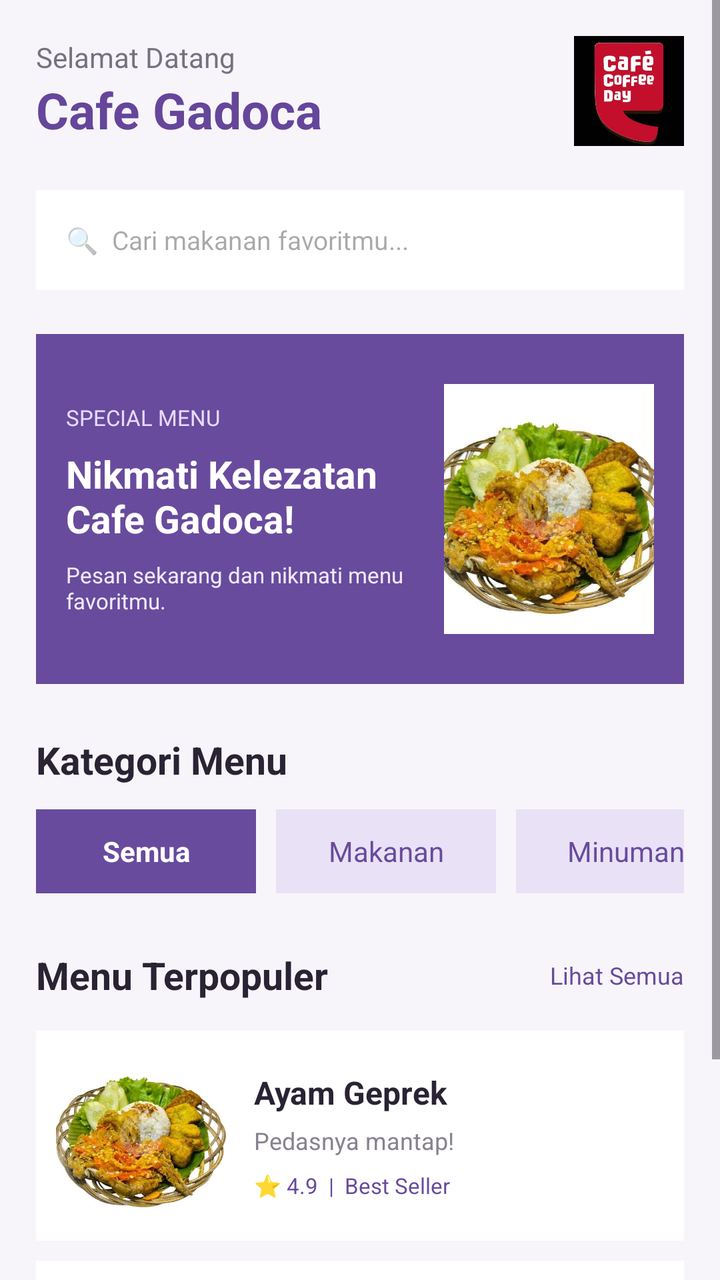
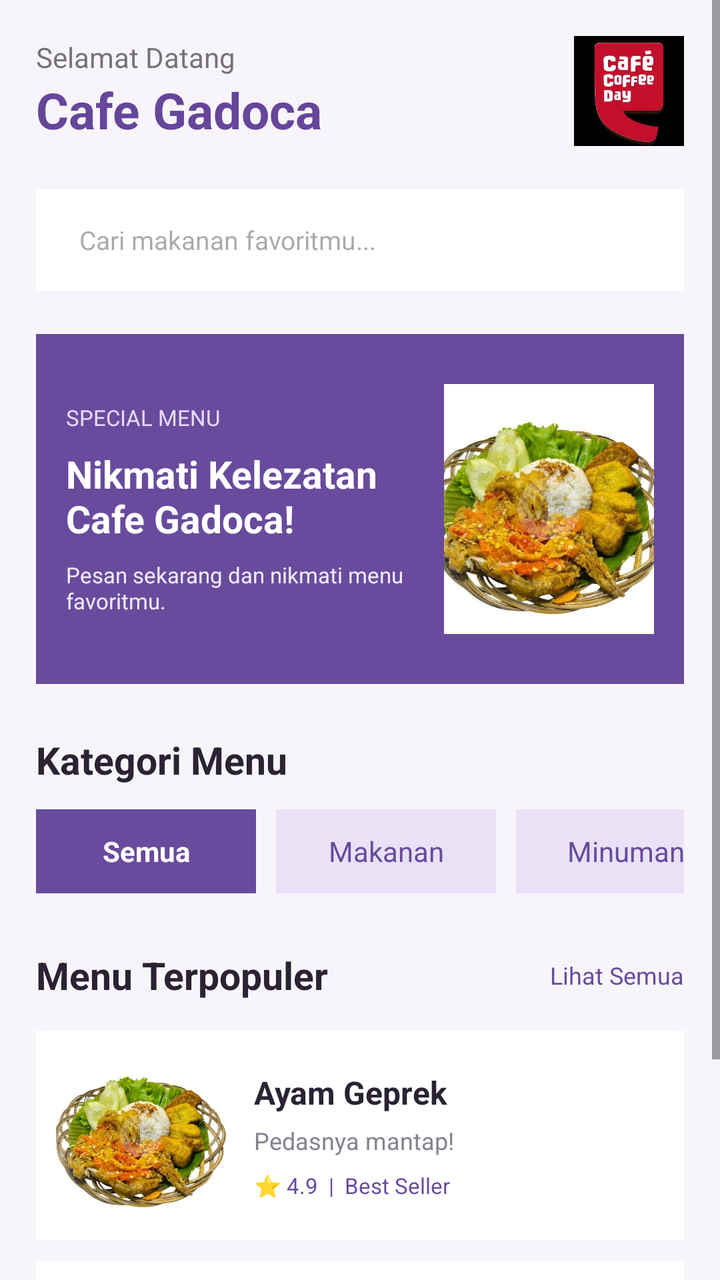

An Android layout rendered at two revisions. The XML below is the earlier revision; the diff shows what the commit changed to produce the second picture.
<!-- AndroidManifest.xml: application theme Theme.MRMOREO -->
<!-- res/layout/fragment_home.xml -->
<?xml version="1.0" encoding="utf-8"?>
<ScrollView xmlns:android="http://schemas.android.com/apk/res/android"
    android:layout_width="match_parent"
    android:layout_height="match_parent"
    android:background="#F7F5FA"
    android:fillViewport="true">

    <LinearLayout
        android:layout_width="match_parent"
        android:layout_height="wrap_content"
        android:orientation="vertical"
        android:padding="18dp">

        
        <LinearLayout
            android:layout_width="match_parent"
            android:layout_height="wrap_content"
            android:gravity="center_vertical">

            <LinearLayout
                android:layout_width="0dp"
                android:layout_height="wrap_content"
                android:layout_weight="1"
                android:orientation="vertical">

                <TextView
                    android:layout_width="wrap_content"
                    android:layout_height="wrap_content"
                    android:text="Selamat Datang"
                    android:textColor="#77717F"
                    android:textSize="14sp"/>

                <TextView
                    android:layout_width="wrap_content"
                    android:layout_height="wrap_content"
                    android:text="Cafe Gadoca"
                    android:textColor="#65469B"
                    android:textSize="25sp"
                    android:textStyle="bold"/>

            </LinearLayout>

            <ImageView
                android:layout_width="55dp"
                android:layout_height="55dp"
                android:src="@drawable/logoo"
                android:scaleType="fitCenter"/>

        </LinearLayout>

        
        <EditText
            android:id="@+id/etSearchMenu"
            android:layout_width="match_parent"
            android:layout_height="50dp"
            android:layout_marginTop="22dp"
            android:background="#FFFFFF"
            android:hint="🔍  Cari makanan favoritmu..."
            android:paddingHorizontal="15dp"
            android:textSize="13sp"
            android:singleLine="true"/>

        
        <LinearLayout
            android:layout_width="match_parent"
            android:layout_height="175dp"
            android:layout_marginTop="22dp"
            android:background="#684B9D"
            android:gravity="center_vertical"
            android:orientation="horizontal"
            android:padding="15dp">

            <LinearLayout
                android:layout_width="0dp"
                android:layout_height="wrap_content"
                android:layout_weight="1"
                android:orientation="vertical">

                <TextView
                    android:layout_width="wrap_content"
                    android:layout_height="wrap_content"
                    android:text="SPECIAL MENU"
                    android:textColor="#E6D9FF"
                    android:textSize="11sp"/>

                <TextView
                    android:layout_width="wrap_content"
                    android:layout_height="wrap_content"
                    android:layout_marginTop="8dp"
                    android:text="Nikmati Kelezatan Cafe Gadoca!"
                    android:textColor="#FFFFFF"
                    android:textSize="19sp"
                    android:textStyle="bold"/>

                <TextView
                    android:layout_width="wrap_content"
                    android:layout_height="wrap_content"
                    android:layout_marginTop="8dp"
                    android:text="Pesan sekarang dan nikmati menu favoritmu."
                    android:textColor="#F1EAFE"
                    android:textSize="11sp"/>

            </LinearLayout>

            <ImageView
                android:layout_width="105dp"
                android:layout_height="125dp"
                android:src="@drawable/menugadoca1"
                android:scaleType="centerCrop"/>

        </LinearLayout>

        
        <TextView
            android:layout_width="wrap_content"
            android:layout_height="wrap_content"
            android:layout_marginTop="25dp"
            android:text="Kategori Menu"
            android:textColor="#292333"
            android:textSize="19sp"
            android:textStyle="bold"/>

        <HorizontalScrollView
            android:layout_width="match_parent"
            android:layout_height="55dp"
            android:layout_marginTop="12dp"
            android:scrollbars="none">

            <LinearLayout
                android:layout_width="wrap_content"
                android:layout_height="match_parent"
                android:orientation="horizontal">

                <TextView
                    android:layout_width="110dp"
                    android:layout_height="42dp"
                    android:background="#684B9D"
                    android:gravity="center"
                    android:text="Semua"
                    android:textColor="#FFFFFF"
                    android:textStyle="bold"/>

                <TextView
                    android:layout_width="110dp"
                    android:layout_height="42dp"
                    android:layout_marginStart="10dp"
                    android:background="#E9E1F5"
                    android:gravity="center"
                    android:text="Makanan"
                    android:textColor="#684B9D"/>

                <TextView
                    android:layout_width="110dp"
                    android:layout_height="42dp"
                    android:layout_marginStart="10dp"
                    android:background="#E9E1F5"
                    android:gravity="center"
                    android:text="Minuman"
                    android:textColor="#684B9D"/>

                <TextView
                    android:layout_width="110dp"
                    android:layout_height="42dp"
                    android:layout_marginStart="10dp"
                    android:background="#E9E1F5"
                    android:gravity="center"
                    android:text="Cemilan"
                    android:textColor="#684B9D"/>

            </LinearLayout>
        </HorizontalScrollView>

        
        <LinearLayout
            android:layout_width="match_parent"
            android:layout_height="wrap_content"
            android:layout_marginTop="15dp"
            android:gravity="center_vertical">

            <TextView
                android:layout_width="0dp"
                android:layout_height="wrap_content"
                android:layout_weight="1"
                android:text="Menu Terpopuler"
                android:textColor="#292333"
                android:textSize="19sp"
                android:textStyle="bold"/>

            <TextView
                android:layout_width="wrap_content"
                android:layout_height="wrap_content"
                android:text="Lihat Semua"
                android:textColor="#684B9D"
                android:textSize="12sp"/>

        </LinearLayout>

        
        <LinearLayout
            android:layout_width="match_parent"
            android:layout_height="105dp"
            android:layout_marginTop="15dp"
            android:background="#FFFFFF"
            android:gravity="center_vertical"
            android:padding="10dp">

            <ImageView
                android:layout_width="85dp"
                android:layout_height="85dp"
                android:src="@drawable/menugadoca1"
                android:scaleType="centerCrop"/>

            <LinearLayout
                android:layout_width="0dp"
                android:layout_height="wrap_content"
                android:layout_marginStart="14dp"
                android:layout_weight="1"
                android:orientation="vertical">

                <TextView
                    android:layout_width="wrap_content"
                    android:layout_height="wrap_content"
                    android:text="Ayam Geprek"
                    android:textColor="#292333"
                    android:textSize="16sp"
                    android:textStyle="bold"/>

                <TextView
                    android:layout_width="wrap_content"
                    android:layout_height="wrap_content"
                    android:layout_marginTop="5dp"
                    android:text="Pedasnya mantap!"
                    android:textColor="#88818F"
                    android:textSize="12sp"/>

                <TextView
                    android:layout_width="wrap_content"
                    android:layout_height="wrap_content"
                    android:layout_marginTop="7dp"
                    android:text="⭐ 4.9  |  Best Seller"
                    android:textColor="#684B9D"
                    android:textSize="11sp"/>

            </LinearLayout>

        </LinearLayout>

        
        <LinearLayout
            android:layout_width="match_parent"
            android:layout_height="105dp"
            android:layout_marginTop="10dp"
            android:background="#FFFFFF"
            android:gravity="center_vertical"
            android:padding="10dp">

            <ImageView
                android:layout_width="85dp"
                android:layout_height="85dp"
                android:src="@drawable/menugadoca2"
                android:scaleType="centerCrop"/>

            <LinearLayout
                android:layout_width="0dp"
                android:layout_height="wrap_content"
                android:layout_marginStart="14dp"
                android:layout_weight="1"
                android:orientation="vertical">

                <TextView
                    android:layout_width="wrap_content"
                    android:layout_height="wrap_content"
                    android:text="Ayam Rica Rica"
                    android:textColor="#292333"
                    android:textSize="16sp"
                    android:textStyle="bold"/>

                <TextView
                    android:layout_width="wrap_content"
                    android:layout_height="wrap_content"
                    android:layout_marginTop="5dp"
                    android:text="Favorit banget!"
                    android:textColor="#88818F"
                    android:textSize="12sp"/>

                <TextView
                    android:layout_width="wrap_content"
                    android:layout_height="wrap_content"
                    android:layout_marginTop="7dp"
                    android:text="⭐ 4.8  |  Favorite"
                    android:textColor="#684B9D"
                    android:textSize="11sp"/>

            </LinearLayout>

        </LinearLayout>

        <View
            android:layout_width="match_parent"
            android:layout_height="20dp"/>

    </LinearLayout>

</ScrollView>
<!-- resources referenced by this layout -->
<resources>
  <!-- drawable logoo: jpg bitmap (drawable, 21954 bytes) -->
  <!-- drawable menugadoca1: jpeg bitmap (drawable, 58570 bytes) -->
  <!-- drawable menugadoca2: jpeg bitmap (drawable, 55484 bytes) -->
  <style name="Theme.MRMOREO" parent="Base.Theme.MRMOREO" />
  <style name="Base.Theme.MRMOREO" parent="Theme.Material3.DayNight.NoActionBar">
          
          
      </style>
</resources>

<!-- the commit's change to res/layout/fragment_home.xml (unified diff, before → after) -->
@@ -55,7 +55,7 @@
             android:layout_height="50dp"
             android:layout_marginTop="22dp"
             android:background="#FFFFFF"
-            android:hint="🔍  Cari makanan favoritmu..."
+            android:hint="  Cari makanan favoritmu..."
             android:paddingHorizontal="15dp"
             android:textSize="13sp"
             android:singleLine="true"/>
